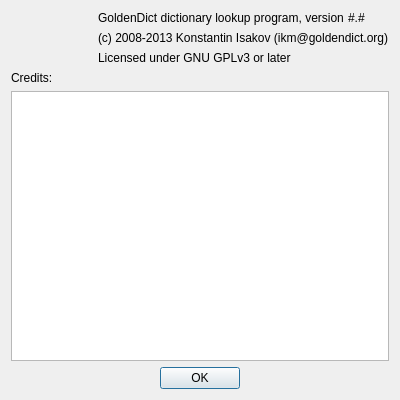
This is about.ui in goldendict/goldendict as Qt 5 draws it before an edit. The edited form follows.
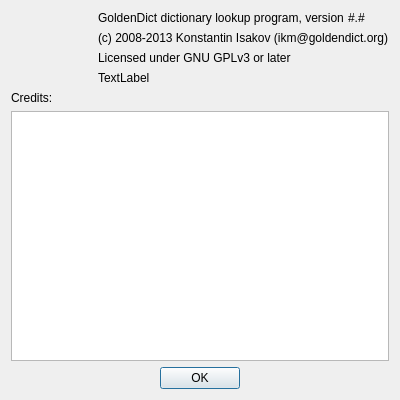
This is the edited form. Icons and pictures are not drawn.

Commit message: Show Qt version, GCC version and 32/64 bits in About dialog

```diff
--- a/about.ui
+++ b/about.ui
@@ -87,6 +87,13 @@
          </property>
         </widget>
        </item>
+       <item>
+        <widget class="QLabel" name="qtVersion">
+         <property name="text">
+          <string>TextLabel</string>
+         </property>
+        </widget>
+       </item>
       </layout>
      </item>
     </layout>
```
The commit also changes 1 other file.
